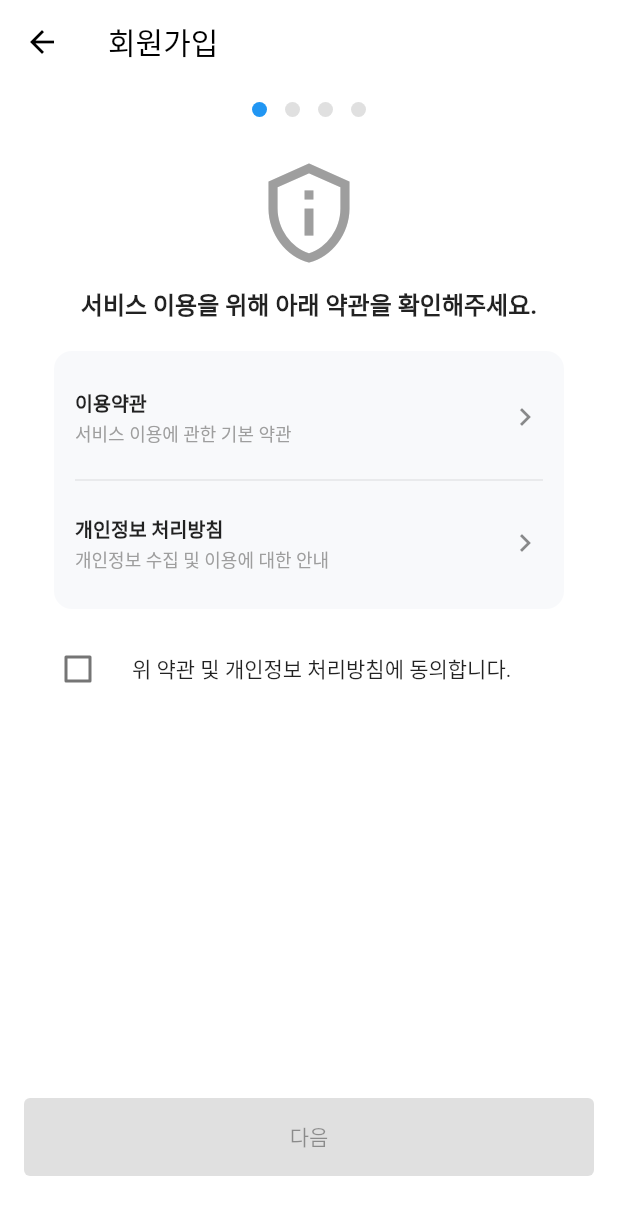
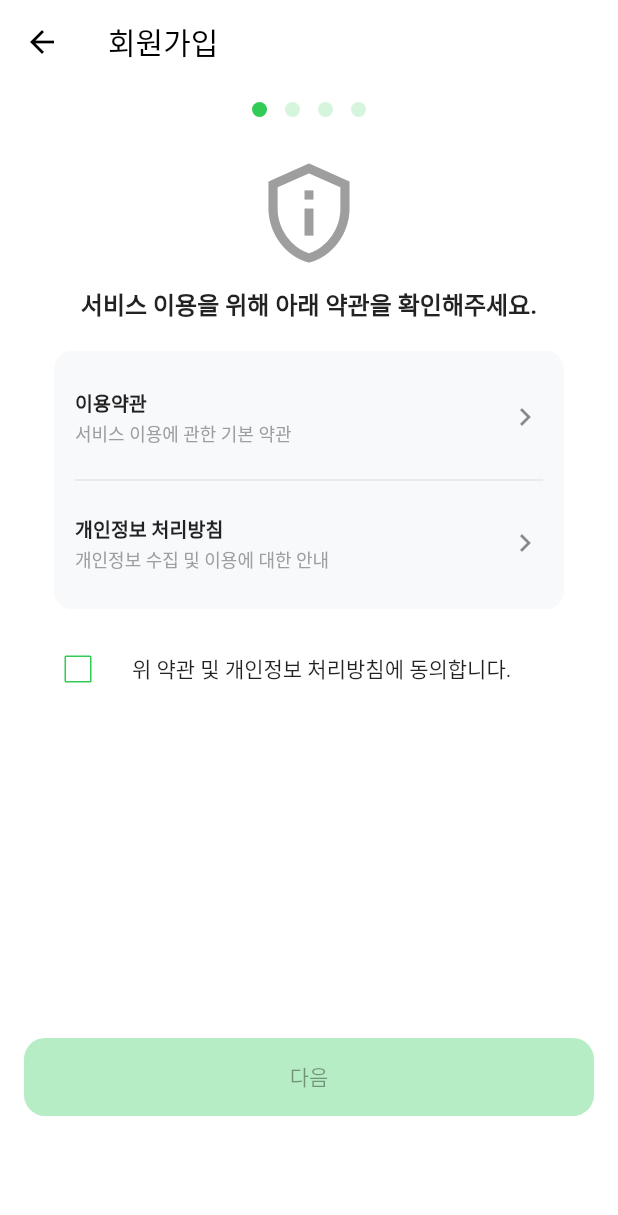
Before and after one commit to FitHouse/FitHouse-FE, a Flutter app: the SignupWizardScreen screen opened directly, on a phone screen of 412 x 824 dp. Shown: the top 1215 px of the screen. Run offline on Flutter 3.47's test engine with Material 3 defaults, Android fonts, the phone set to English and light mode, and no system bars; our stand-ins replace firebase_auth, firebase_core, google_fonts, image_picker, video_player; accounts and stored records are empty; generated files the repository leaves out were written again; network calls fail; Roboto replaces fonts that are missing (PyeojinGothic).

Commit message:
[MOD] 회원가입 UI 개선

```diff
--- a/lib/screens/auth/signup_screen.dart
+++ b/lib/screens/auth/signup_screen.dart
@@ -7,6 +7,8 @@ import 'package:intl/intl.dart';
 import 'package:image_picker/image_picker.dart';
 import 'dart:io' as io;
 import 'package:flutter/foundation.dart' show kIsWeb;
+import 'package:fithouse/constants/colors.dart';
+
 
 // Role / Gender → 한글 라벨
 extension RoleKo on Role {
@@ -277,9 +279,7 @@ class _SignupWizardScreenState extends State<SignupWizardScreen> {
           height: 10,
           decoration: BoxDecoration(
             shape: BoxShape.circle,
-            color: active
-                ? Theme.of(context).colorScheme.primary
-                : Colors.grey.shade300,
+            color: active ? buttonGreen : buttonGreen.withOpacity(0.2),
           ),
         );
       }),
@@ -350,6 +350,9 @@ class _SignupWizardScreenState extends State<SignupWizardScreen> {
                   '위 약관 및 개인정보 처리방침에 동의합니다.',
                   style: TextStyle(fontSize: 14),
                 ),
+                activeColor: buttonGreen,
+                checkColor: Colors.white,
+                side: BorderSide(color: buttonGreen),
               ),
               const SizedBox(height: 8),
             ],
@@ -658,11 +661,19 @@ class _SignupWizardScreenState extends State<SignupWizardScreen> {
                     ),
                   ),
                 Padding(
-                  padding: const EdgeInsets.fromLTRB(16, 8, 16, 40),
+                  padding: const EdgeInsets.fromLTRB(16, 8, 16, 80),
                   child: SizedBox(
                     width: double.infinity,
                     height: 52,
                     child: ElevatedButton(
+                      style: ElevatedButton.styleFrom(
+                        backgroundColor: buttonGreen,
+                        disabledBackgroundColor: buttonGreen.withOpacity(0.35),
+                        foregroundColor: Colors.white,
+                        shape: RoundedRectangleBorder(
+                          borderRadius: BorderRadius.circular(14),
+                        ),
+                      ),
                       onPressed: (!_loading && (_step == 0 ? _termsAgreed : true)) ? _next : null,
                       child: _loading
                           ? const SizedBox(height: 20, width: 20, child: CircularProgressIndicator(strokeWidth: 2))
```
